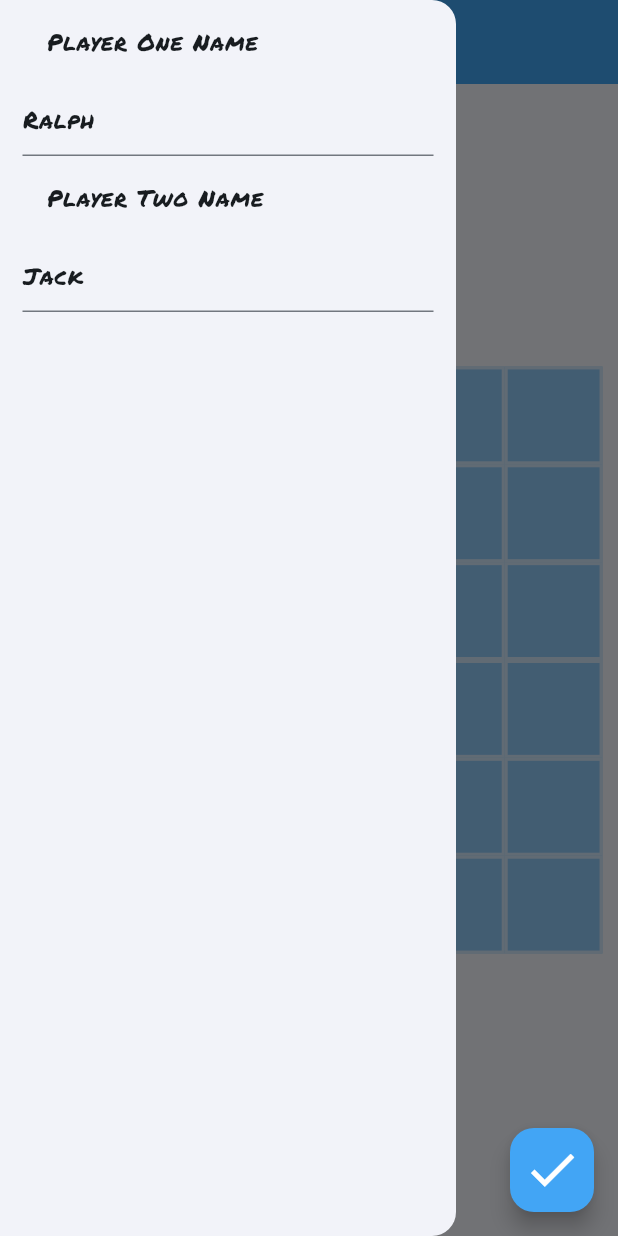
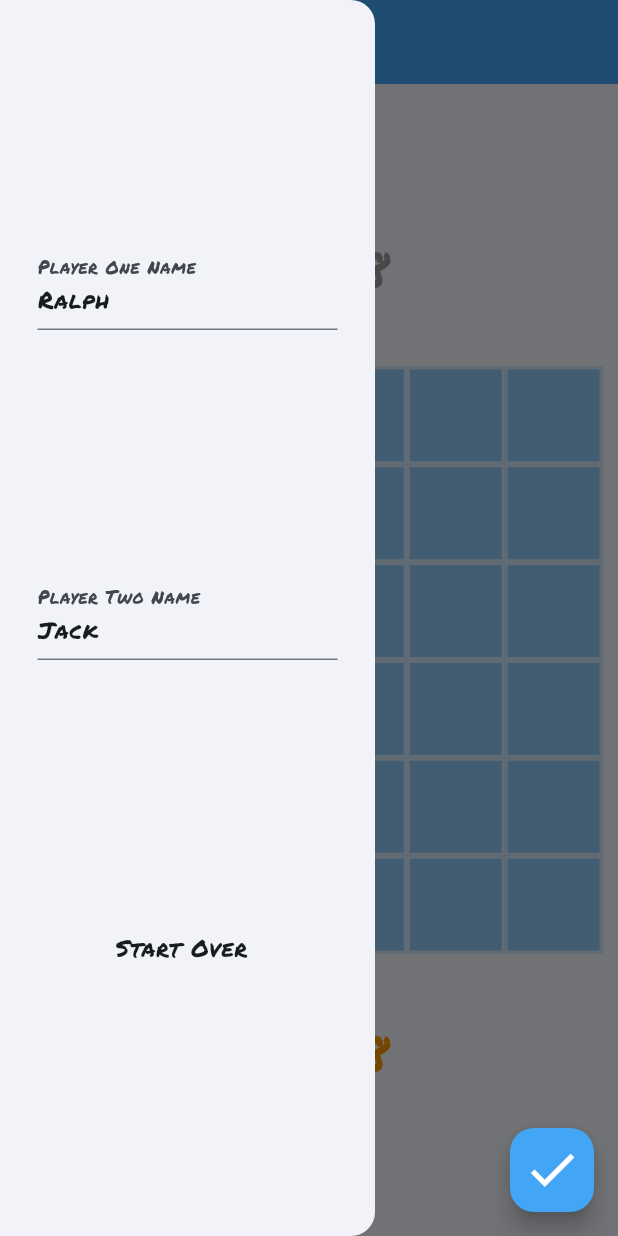
Before and after one commit to LiamWhitenack/boop, a Flutter app: the screen it shows after launch, with the side drawer open, on a phone screen of 412 x 824 dp. Run offline on Flutter 3.47's test engine with Material 2 defaults, Android fonts, the light colour scheme and no system bars.

Commit message:
added start over button

```diff
--- a/lib/board.dart
+++ b/lib/board.dart
@@ -29,6 +29,7 @@ class Board {
 
   void reset() {
     grid = List.generate(6, (row) => List.filled(6, null));
+    colorGrid = List.generate(6, (row) => List.filled(6, Colors.blue.shade200));
     tempGrid = deepCopyMatrix(grid);
   }
 
--- a/lib/main.dart
+++ b/lib/main.dart
@@ -70,6 +70,7 @@ class _MyAppState extends State<MyApp> {
     widget.playerOne.reset();
     widget.playerTwo.reset();
     winner = null;
+    playerOneTurn = true;
     setState(() {});
   }
 
--- a/lib/my_game_page.dart
+++ b/lib/my_game_page.dart
@@ -76,13 +76,16 @@ class _MyGamePageState extends State<MyGamePage> {
         ),
       ),
       drawer: Drawer(
-        child: ListView(
-          padding: const EdgeInsets.symmetric(horizontal: 15.0),
+        width: 250,
+        child: Center(
+          child: SizedBox(
+            width: 200,
+            child: Column(
+              mainAxisAlignment: MainAxisAlignment.spaceEvenly,
+              // padding: const EdgeInsets.symmetric(horizontal: 15.0),
               children: [
-            const ListTile(
-              title: Text('Player One Name'),
-            ),
                 TextField(
+                  decoration: const InputDecoration(label: Text('Player One Name')),
                   controller: playerOneNameEditingController,
                   onChanged: (value) {
                     widget.playerOne.name = playerOneNameEditingController.text;
@@ -90,17 +93,27 @@ class _MyGamePageState extends State<MyGamePage> {
                   onEditingComplete: () => refreshMyGamePageState(),
                 ),
                 // TextField()
-            const ListTile(
-              title: Text("Player Two Name"),
-            ),
+
                 TextField(
+                  decoration: const InputDecoration(label: Text('Player Two Name')),
                   controller: playerTwoNameEditingController,
                   onChanged: (value) {
                     widget.playerTwo.name = playerTwoNameEditingController.text;
                     refreshMyGamePageState();
                   },
                 ),
+
+                ListTile(
+                  title: const Center(child: Text('Start Over')),
+                  onTap: () {
+                    widget.startOver();
+                    refreshMyGamePageState();
+                    Navigator.pop(context);
+                  },
+                )
               ],
+            ),
+          ),
         ),
       ),
       body: Center(
```
Lines whose indentation alone changed are shown as unchanged.
